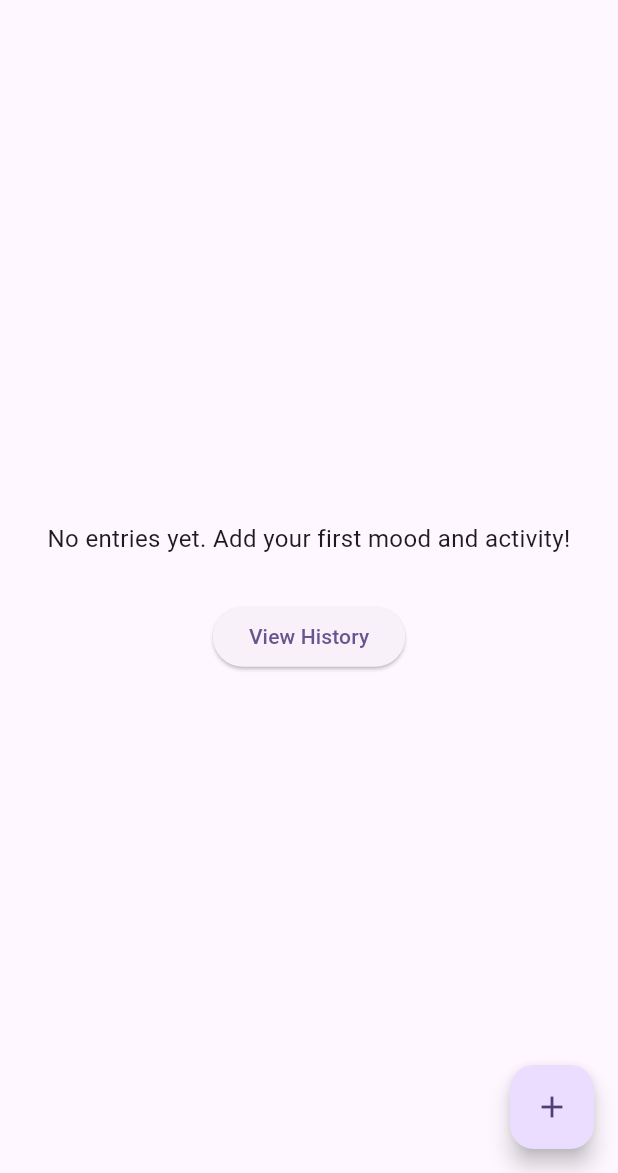
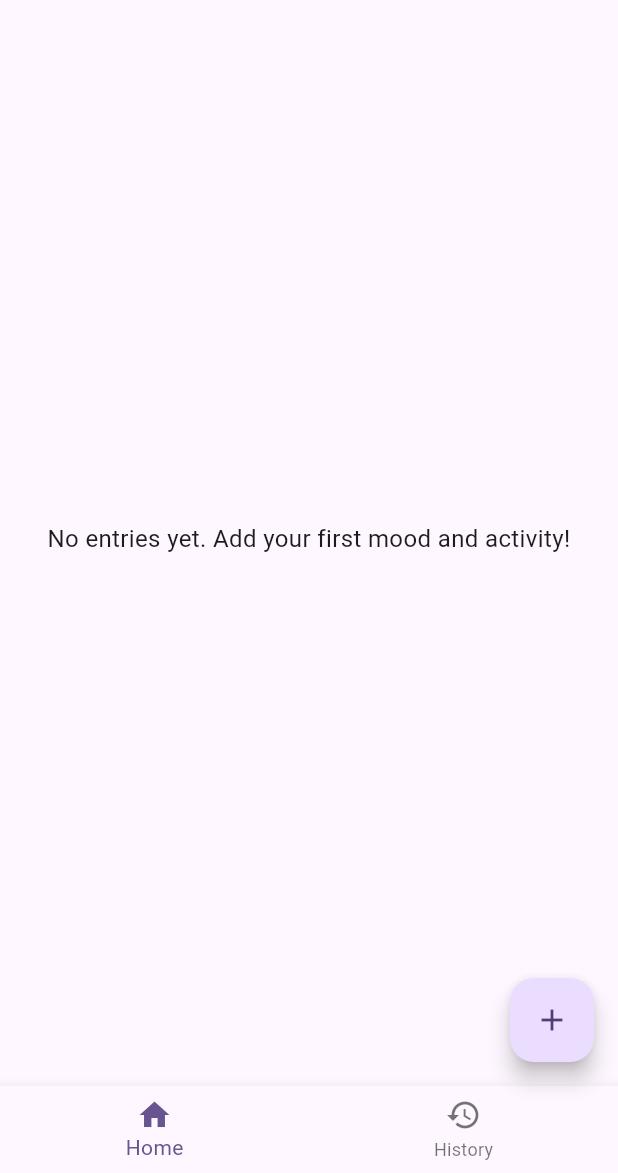
Before and after one commit to InfantAjayVenus/ennaa_ffeeelinggu, a Flutter app: the screen it shows after launch, on a phone screen of 412 x 824 dp, the part 63-1236 px from its top. Run offline on Flutter 3.47's test engine with Material 3 defaults, Android fonts, the phone set to English and light mode, and no system bars; our stand-ins replace flutter_local_notifications, sqflite, timezone; missing offline and left inert: flutter_local_notifications_platform_interface; accounts and stored records are empty.

Commit message:
feat(navigation): implement BottomNavigationBar for Home and History

```diff
--- a/lib/main.dart
+++ b/lib/main.dart
@@ -1,5 +1,5 @@
-import 'package:ennaa_ffeeelinggu/src/screens/home_screen.dart';
 import 'package:ennaa_ffeeelinggu/src/providers/journal_provider.dart';
+import 'package:ennaa_ffeeelinggu/src/screens/main_screen.dart';
 import 'package:ennaa_ffeeelinggu/src/services/notification_service.dart';
 import 'package:flutter/material.dart';
 import 'package:provider/provider.dart';
@@ -33,7 +33,7 @@ class MyApp extends StatelessWidget {
       theme: ThemeData(
         colorScheme: .fromSeed(seedColor: Colors.deepPurple),
       ),
-      home: const HomeScreen(),
+      home: const MainScreen(),
     );
   }
 }
--- a/lib/src/screens/home_screen.dart
+++ b/lib/src/screens/home_screen.dart
@@ -1,7 +1,6 @@
 import 'package:ennaa_ffeeelinggu/src/models/journal_entry.dart';
 import 'package:ennaa_ffeeelinggu/src/providers/journal_provider.dart';
 import 'package:ennaa_ffeeelinggu/src/screens/entry_screen.dart';
-import 'package:ennaa_ffeeelinggu/src/screens/history_screen.dart';
 import 'package:ennaa_ffeeelinggu/src/utils/emoji_helper.dart';
 import 'package:flutter/material.dart';
 import 'package:intl/intl.dart';
@@ -25,23 +24,7 @@ class _HomeScreenState extends State<HomeScreen> {
 
   @override
   Widget build(BuildContext context) {
-    return Scaffold(
-      appBar: AppBar(
-        title: const Text('Ennaa Fffeeelinggu'),
-      ),
-      floatingActionButton: FloatingActionButton(
-                          onPressed: () async {
-                            await showModalBottomSheet(
-                              context: context,
-                              isScrollControlled: true,
-                              useSafeArea: true,
-                              builder: (context) => const EntryScreen(),
-                            );          // Refresh entries after the EntryScreen is dismissed
-          Provider.of<JournalProvider>(context, listen: false).fetchEntries();
-        },
-        child: const Icon(Icons.add),
-      ),
-      body: Consumer<JournalProvider>(
+    return Consumer<JournalProvider>(
       builder: (context, journalProvider, child) {
         final latestEntry = journalProvider.entries.isNotEmpty ? journalProvider.entries.first : null;
 
@@ -88,21 +71,10 @@ class _HomeScreenState extends State<HomeScreen> {
                   textAlign: TextAlign.center,
                 ),
               const SizedBox(height: 20),
-                const SizedBox(height: 10),
-                ElevatedButton(
-                  onPressed: () {
-                    Navigator.push(
-                      context,
-                      MaterialPageRoute(builder: (context) => const HistoryScreen()),
-                    );
-                  },
-                  child: const Text('View History'),
-                ),
             ],
           ),
         );
       },
-      ),
     );
   }
 }
--- /dev/null
+++ b/lib/src/screens/main_screen.dart
@@ -0,0 +1,71 @@
+import 'package:ennaa_ffeeelinggu/src/screens/history_screen.dart';
+import 'package:ennaa_ffeeelinggu/src/screens/home_screen.dart';
+import 'package:ennaa_ffeeelinggu/src/screens/entry_screen.dart'; // Add this import
+import 'package:ennaa_ffeeelinggu/src/providers/journal_provider.dart'; // Add this import
+import 'package:flutter/material.dart';
+import 'package:provider/provider.dart'; // Add this import
+
+class MainScreen extends StatefulWidget {
+  const MainScreen({super.key});
+
+  @override
+  State<MainScreen> createState() => _MainScreenState();
+}
+
+class _MainScreenState extends State<MainScreen> {
+  int _selectedIndex = 0;
+
+  static const List<Widget> _widgetOptions = <Widget>[
+    HomeScreen(),
+    HistoryScreen(),
+  ];
+
+  void _onItemTapped(int index) {
+    setState(() {
+      _selectedIndex = index;
+    });
+  }
+
+  @override
+  Widget build(BuildContext context) {
+    return Scaffold(
+      appBar: AppBar(
+        title: Text(
+          _selectedIndex == 0 ? 'Ennaa Fffeeelinggu' : 'Journal History',
+        ),
+      ),
+      body: Center(
+        child: _widgetOptions.elementAt(_selectedIndex),
+      ),
+      floatingActionButton: FloatingActionButton(
+        onPressed: () async {
+          await showModalBottomSheet(
+            context: context,
+            isScrollControlled: true,
+            useSafeArea: true,
+            builder: (context) => const EntryScreen(),
+          );
+          // Refresh entries after the EntryScreen is dismissed
+          if (!context.mounted) return;
+          Provider.of<JournalProvider>(context, listen: false).fetchEntries();
+        },
+        child: const Icon(Icons.add),
+      ),
+      bottomNavigationBar: BottomNavigationBar(
+        items: const <BottomNavigationBarItem>[
+          BottomNavigationBarItem(
+            icon: Icon(Icons.home),
+            label: 'Home',
+          ),
+          BottomNavigationBarItem(
+            icon: Icon(Icons.history),
+            label: 'History',
+          ),
+        ],
+        currentIndex: _selectedIndex,
+        selectedItemColor: Theme.of(context).primaryColor,
+        onTap: _onItemTapped,
+      ),
+    );
+  }
+}
```
Also changed, not shown: lib/src/screens/entry_screen.dart (+17 -12 lines), lib/src/screens/history_screen.dart (+1 -6 lines), 5 other files. Lines whose indentation alone changed are shown as unchanged.
